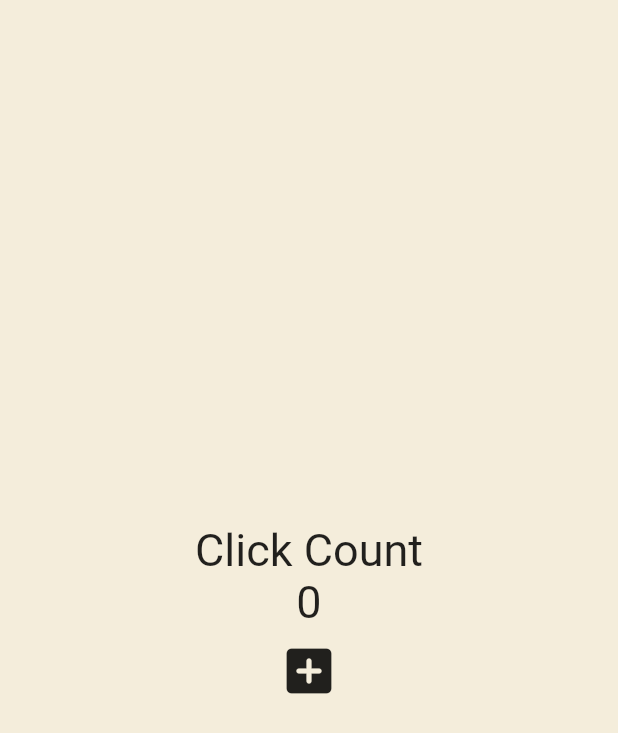
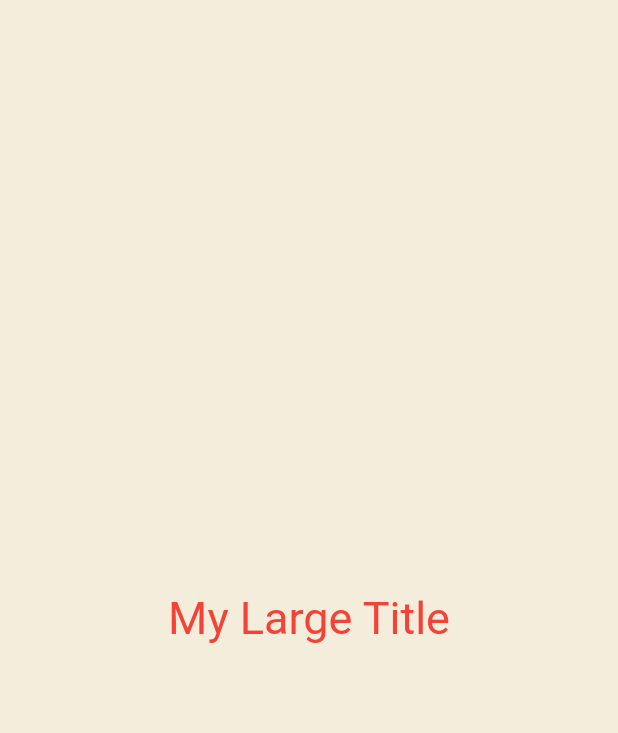
Before and after one commit to sol92824/stateful_widget, a Flutter app: the screen it shows after launch, on a phone screen of 412 x 824 dp. Shown: the top 733 px of the screen. Run offline on Flutter 3.47's test engine with Material 2 defaults, Android fonts, the phone set to English and light mode, and no system bars.

Commit message:
BuildContext

```diff
--- a/lib/main.dart
+++ b/lib/main.dart
@@ -12,38 +12,29 @@ class App extends StatefulWidget {
 }
 
 class _AppState extends State<App> {
-  int counter = 0;
+  List<int> numbers = [];
 
   void onClicked() {
     setState(() {
-      counter = counter + 1;
+      numbers.add(numbers.length);
     });
   }
 
   @override
   Widget build(BuildContext context) {
     return MaterialApp(
-      home: Scaffold(
-        backgroundColor: const Color(0xFFF4EDDB),
+      theme: ThemeData(
+          textTheme: const TextTheme(
+              titleLarge: TextStyle(
+        color: Colors.red,
+      ))),
+      home: const Scaffold(
+        backgroundColor: Color(0xFFF4EDDB),
         body: Center(
           child: Column(
             mainAxisAlignment: MainAxisAlignment.center,
             children: [
-              const Text(
-                'Click Count',
-                style: TextStyle(fontSize: 30),
-              ),
-              Text('$counter',
-                  style: const TextStyle(
-                    fontSize: 30,
-                  )),
-              IconButton(
-                iconSize: 40,
-                onPressed: onClicked,
-                icon: const Icon(
-                  Icons.add_box_rounded,
-                ),
-              )
+              MyLargeTitle(),
             ],
           ),
         ),
@@ -51,3 +42,20 @@ class _AppState extends State<App> {
     );
   }
 }
+
+class MyLargeTitle extends StatelessWidget {
+  const MyLargeTitle({
+    super.key,
+  });
+
+  @override
+  Widget build(BuildContext context) {
+    return Text(
+      'My Large Title',
+      style: TextStyle(
+        fontSize: 30,
+        color: Theme.of(context).textTheme.titleLarge?.color,
+      ),
+    );
+  }
+}
```
